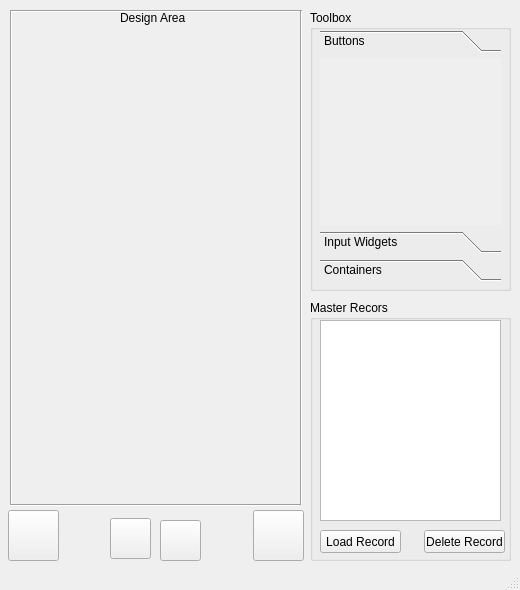
The window that mainwindow.ui (abigdreamer/Objectwheelprivate) describes before a commit, drawn with Qt 5.
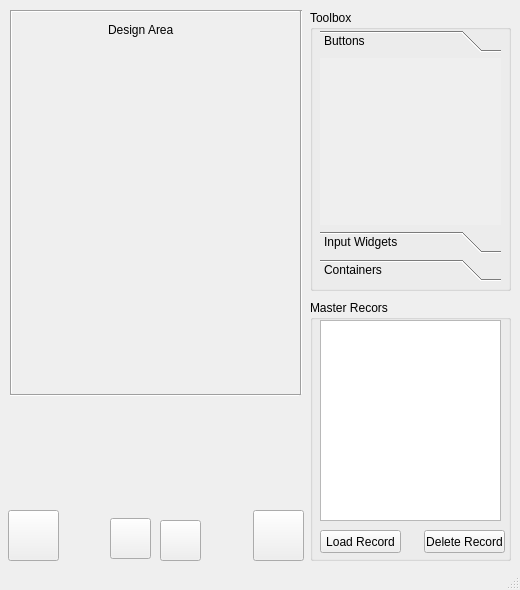
The same window after the commit. The open tabs and pages were chosen to show the change. Icons and pictures are not drawn.

What changed in the file:
```diff
--- a/mainwindow.ui
+++ b/mainwindow.ui
@@ -75,7 +75,7 @@
      <property name="geometry">
       <rect>
        <x>10</x>
-       <y>504</y>
+       <y>394</y>
        <width>290</width>
        <height>3</height>
       </rect>
@@ -234,7 +234,7 @@
        <x>300</x>
        <y>10</y>
        <width>3</width>
-       <height>495</height>
+       <height>385</height>
       </rect>
      </property>
      <property name="orientation">
@@ -260,7 +260,7 @@
        <x>10</x>
        <y>10</y>
        <width>3</width>
-       <height>495</height>
+       <height>384</height>
       </rect>
      </property>
      <property name="orientation">
@@ -294,10 +294,10 @@
     <widget class="QLabel" name="designTitle">
      <property name="geometry">
       <rect>
-       <x>120</x>
-       <y>10</y>
+       <x>108</x>
+       <y>20</y>
        <width>81</width>
-       <height>16</height>
+       <height>20</height>
       </rect>
      </property>
      <property name="text">
```
Left out of the diff: 8 changed lines with no effect on the pictures.
